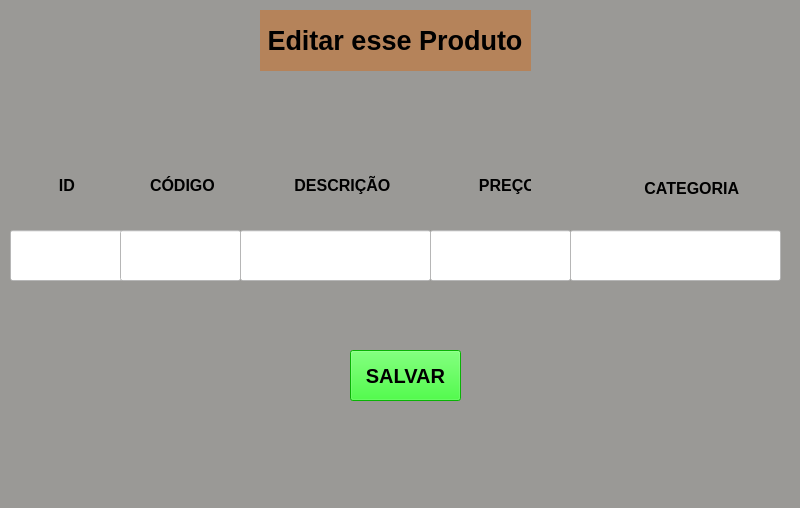
First picture: the form in editar.ui, repository eduardo-laurentino/Sistema-de-Cadastro, before the edit.
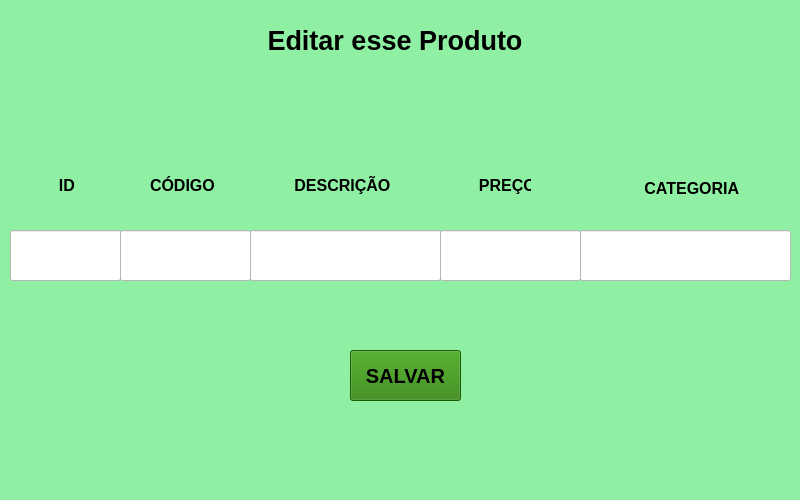
Second picture: the form after the edit.

```diff
--- a/editar.ui
+++ b/editar.ui
@@ -7,14 +7,26 @@
     <x>0</x>
     <y>0</y>
     <width>800</width>
-    <height>508</height>
+    <height>500</height>
    </rect>
   </property>
+  <property name="minimumSize">
+   <size>
+    <width>800</width>
+    <height>500</height>
+   </size>
+  </property>
+  <property name="maximumSize">
+   <size>
+    <width>800</width>
+    <height>500</height>
+   </size>
+  </property>
   <property name="windowTitle">
    <string>MainWindow</string>
   </property>
   <property name="styleSheet">
-   <string notr="true">background-color: rgb(154, 153, 150);</string>
+   <string notr="true">background-color: rgb(143, 240, 164);</string>
   </property>
   <widget class="QWidget" name="centralwidget">
    <widget class="QLabel" name="label">
@@ -34,7 +46,7 @@
      </font>
     </property>
     <property name="styleSheet">
-     <string notr="true">background-color: rgb(181, 131, 90);</string>
+     <string notr="true">alternate-background-color: rgb(153, 193, 241);</string>
     </property>
     <property name="text">
      <string> Editar esse Produto</string>
@@ -57,7 +69,7 @@
      </font>
     </property>
     <property name="styleSheet">
-     <string notr="true">background-color: rgb(154, 153, 150);</string>
+     <string notr="true">background-color: rgb(143, 240, 164);</string>
     </property>
     <property name="text">
      <string>  ID</string>
@@ -80,7 +92,7 @@
      </font>
     </property>
     <property name="styleSheet">
-     <string notr="true">background-color: rgb(154, 153, 150);</string>
+     <string notr="true">background-color: rgb(143, 240, 164);</string>
     </property>
     <property name="text">
      <string>CÓDIGO</string>
@@ -103,7 +115,7 @@
      </font>
     </property>
     <property name="styleSheet">
-     <string notr="true">background-color: rgb(154, 153, 150);</string>
+     <string notr="true">background-color: rgb(143, 240, 164);</string>
     </property>
     <property name="text">
      <string> DESCRIÇÃO</string>
@@ -126,8 +138,7 @@
      </font>
     </property>
     <property name="styleSheet">
-     <string notr="true">background-color: rgb(154, 153, 150);
-color: rgb(0, 0, 0);</string>
+     <string notr="true">background-color: rgb(143, 240, 164);</string>
     </property>
     <property name="text">
      <string>  PREÇO</string>
@@ -138,7 +149,7 @@
      <rect>
       <x>10</x>
       <y>230</y>
-      <width>113</width>
+      <width>111</width>
       <height>51</height>
      </rect>
     </property>
@@ -151,7 +162,7 @@
      <rect>
       <x>120</x>
       <y>230</y>
-      <width>121</width>
+      <width>131</width>
       <height>51</height>
      </rect>
     </property>
@@ -162,7 +173,7 @@
    <widget class="QLineEdit" name="descricao">
     <property name="geometry">
      <rect>
-      <x>240</x>
+      <x>250</x>
       <y>230</y>
       <width>191</width>
       <height>51</height>
@@ -175,7 +186,7 @@
    <widget class="QLineEdit" name="preco">
     <property name="geometry">
      <rect>
-      <x>430</x>
+      <x>440</x>
       <y>230</y>
       <width>141</width>
       <height>51</height>
@@ -188,7 +199,7 @@
    <widget class="QLineEdit" name="categoria">
     <property name="geometry">
      <rect>
-      <x>570</x>
+      <x>580</x>
       <y>230</y>
       <width>211</width>
       <height>51</height>
@@ -215,7 +226,7 @@
      </font>
     </property>
     <property name="styleSheet">
-     <string notr="true">background-color: rgb(13, 251, 5);</string>
+     <string notr="true">background-color: rgb(41, 128, 5);</string>
     </property>
     <property name="text">
      <string>SALVAR</string>
```
Left out of the diff: 2 changed lines with no effect on the pictures.
